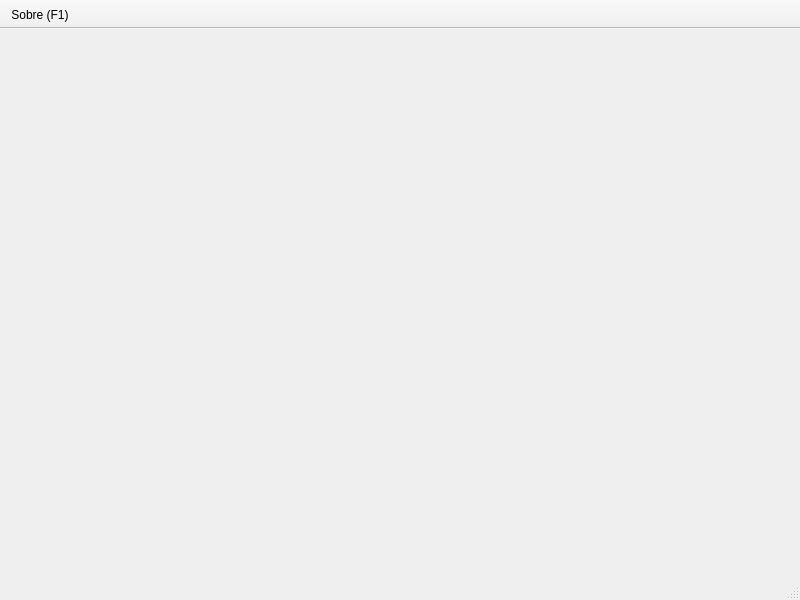
First picture: the form in app/ChatWindow.ui, repository cskab46/SpreadChat, before the edit.
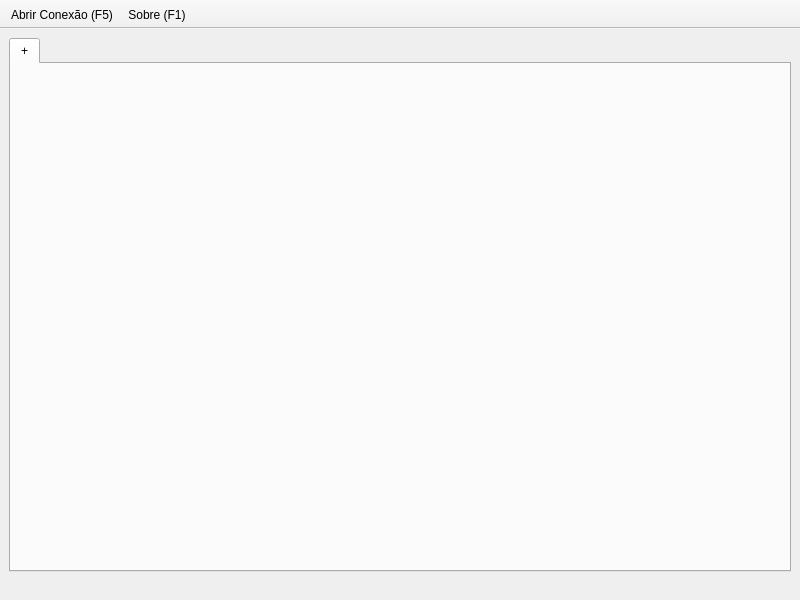
Second picture: the form after the edit.

Commit message: Adicionados novos Widgets

Patch:
```diff
--- a/app/ChatWindow.ui
+++ b/app/ChatWindow.ui
@@ -13,8 +13,24 @@
   <property name="windowTitle">
    <string>MainWindow</string>
   </property>
-  <widget class="QWidget" name="centralwidget"/>
-  <widget class="QStatusBar" name="statusbar"/>
+  <widget class="QWidget" name="centralwidget">
+   <layout class="QHBoxLayout" name="horizontalLayout">
+    <item>
+     <widget class="QTabWidget" name="tabWidget">
+      <widget class="QWidget" name="tab">
+       <attribute name="title">
+        <string>+</string>
+       </attribute>
+      </widget>
+     </widget>
+    </item>
+   </layout>
+  </widget>
+  <widget class="QStatusBar" name="statusbar">
+   <property name="sizeGripEnabled">
+    <bool>false</bool>
+   </property>
+  </widget>
   <widget class="QToolBar" name="toolBar">
    <property name="windowTitle">
     <string>toolBar</string>
@@ -31,6 +47,7 @@
    <attribute name="toolBarBreak">
     <bool>false</bool>
    </attribute>
+   <addaction name="actionOpenConnection"/>
    <addaction name="actionAbout"/>
   </widget>
   <action name="actionAbout">
@@ -41,6 +58,14 @@
     <string>F1</string>
    </property>
   </action>
+  <action name="actionOpenConnection">
+   <property name="text">
+    <string>Abrir Conexão (F5)</string>
+   </property>
+   <property name="shortcut">
+    <string>F5</string>
+   </property>
+  </action>
  </widget>
  <resources/>
  <connections/>
```
The commit also changes 6 other files.
